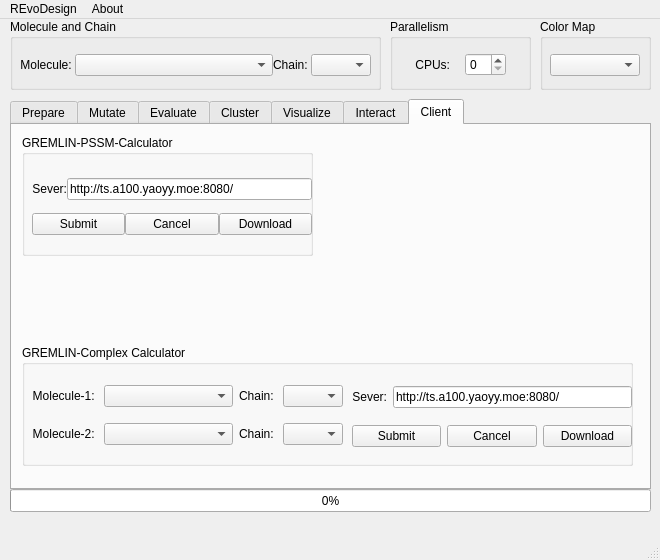
First picture: the form in REvoDesign/UI/REvoDesign-PyMOL.ui, repository YaoYinYing/REvoDesign, before the edit.
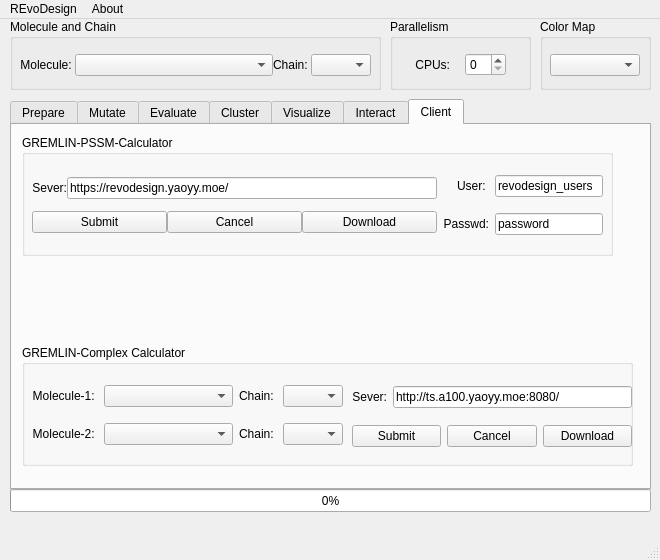
Second picture: the form after the edit. The open tabs and pages were chosen to show the change.

Commit message: http security

Patch:
```diff
--- a/REvoDesign/UI/REvoDesign-PyMOL.ui
+++ b/REvoDesign/UI/REvoDesign-PyMOL.ui
@@ -3789,7 +3789,7 @@
        <rect>
         <x>10</x>
         <y>10</y>
-        <width>291</width>
+        <width>591</width>
         <height>121</height>
        </rect>
       </property>
@@ -3801,10 +3801,12 @@
         <rect>
          <x>10</x>
          <y>30</y>
-         <width>280</width>
-         <height>83</height>
+         <width>571</width>
+         <height>80</height>
         </rect>
        </property>
+       <layout class="QHBoxLayout" name="horizontalLayout_21">
+        <item>
        <layout class="QVBoxLayout" name="verticalLayout_21">
         <property name="spacing">
          <number>0</number>
@@ -3827,7 +3829,7 @@
              <string>Server URL for PSSM GREMLIN calculation.</string>
             </property>
             <property name="text">
-             <string>http://ts.a100.yaoyy.moe:8080/</string>
+               <string>https://revodesign.yaoyy.moe/</string>
             </property>
            </widget>
           </item>
@@ -3862,6 +3864,79 @@
             </property>
             <property name="text">
              <string>Download</string>
+              </property>
+             </widget>
+            </item>
+           </layout>
+          </item>
+         </layout>
+        </item>
+        <item>
+         <layout class="QGridLayout" name="gridLayout_7">
+          <item row="0" column="0">
+           <widget class="QLabel" name="label_molecule_9">
+            <property name="sizePolicy">
+             <sizepolicy hsizetype="Minimum" vsizetype="Preferred">
+              <horstretch>0</horstretch>
+              <verstretch>0</verstretch>
+             </sizepolicy>
+            </property>
+            <property name="text">
+             <string>User: </string>
+            </property>
+            <property name="alignment">
+             <set>Qt::AlignRight|Qt::AlignTrailing|Qt::AlignVCenter</set>
+            </property>
+           </widget>
+          </item>
+          <item row="0" column="1">
+           <widget class="QLineEdit" name="lineEdit_pssm_gremlin_user">
+            <property name="sizePolicy">
+             <sizepolicy hsizetype="Minimum" vsizetype="Fixed">
+              <horstretch>0</horstretch>
+              <verstretch>0</verstretch>
+             </sizepolicy>
+            </property>
+            <property name="statusTip">
+             <string>Server username for PSSM GREMLIN calculation.</string>
+            </property>
+            <property name="text">
+             <string>revodesign_users</string>
+            </property>
+           </widget>
+          </item>
+          <item row="1" column="0">
+           <widget class="QLabel" name="label_molecule_10">
+            <property name="sizePolicy">
+             <sizepolicy hsizetype="Fixed" vsizetype="Preferred">
+              <horstretch>0</horstretch>
+              <verstretch>0</verstretch>
+             </sizepolicy>
+            </property>
+            <property name="text">
+             <string>Passwd:</string>
+            </property>
+            <property name="alignment">
+             <set>Qt::AlignRight|Qt::AlignTrailing|Qt::AlignVCenter</set>
+            </property>
+           </widget>
+          </item>
+          <item row="1" column="1">
+           <widget class="QLineEdit" name="lineEdit_pssm_gremlin_passwd">
+            <property name="sizePolicy">
+             <sizepolicy hsizetype="Minimum" vsizetype="Fixed">
+              <horstretch>0</horstretch>
+              <verstretch>0</verstretch>
+             </sizepolicy>
+            </property>
+            <property name="statusTip">
+             <string>Server password for PSSM GREMLIN calculation.</string>
+            </property>
+            <property name="text">
+             <string>password</string>
+            </property>
+            <property name="maxLength">
+             <number>32767</number>
             </property>
            </widget>
           </item>
```
Left out of the diff: 13 changed lines with no effect on the pictures. Lines whose indentation alone changed are shown as unchanged. The commit also changes 5 other files.
